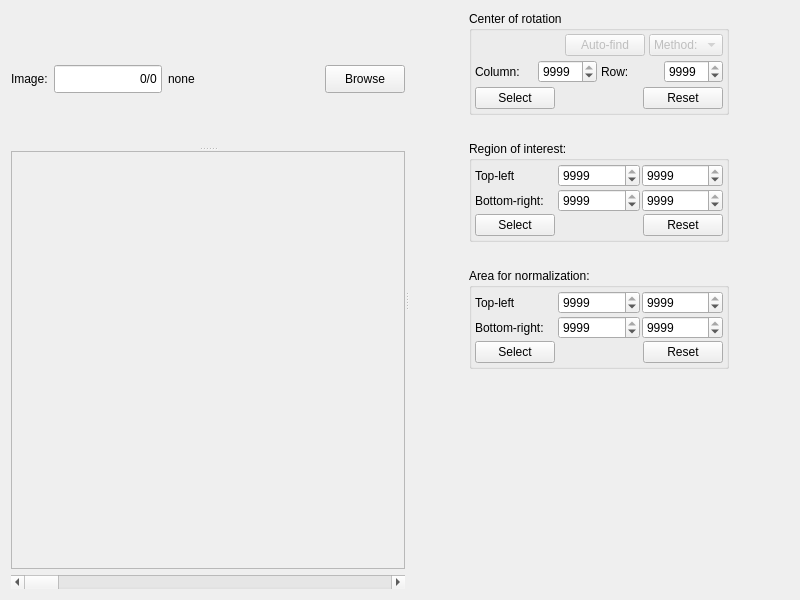
Old version of the form Code/Mantid/MantidQt/CustomInterfaces/inc/MantidQtCustomInterfaces/Tomography/ImageSelectCoRAndRegions.ui in the repository mantidproject/mantid.
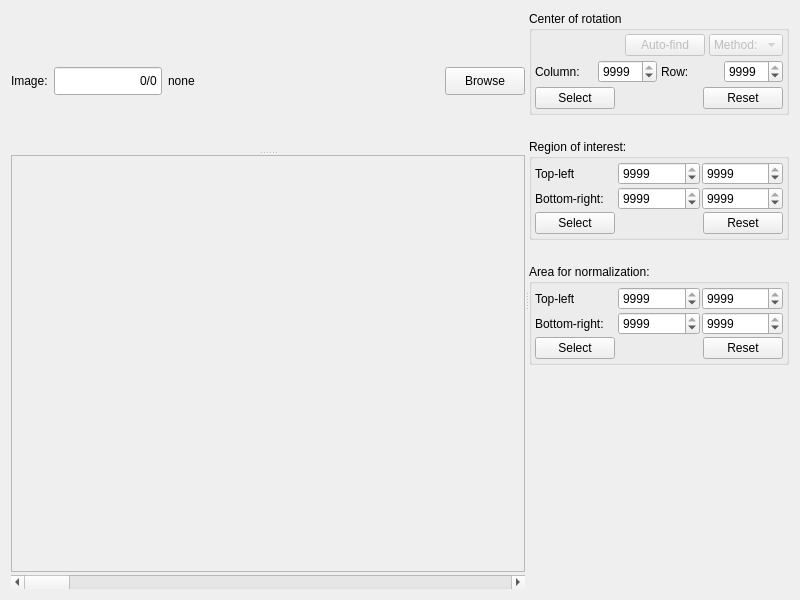
New version of the form.

Commit message: ui adjustments - sizes etc, re #13140

```diff
--- a/Code/Mantid/MantidQt/CustomInterfaces/inc/MantidQtCustomInterfaces/Tomography/ImageSelectCoRAndRegions.ui
+++ b/Code/Mantid/MantidQt/CustomInterfaces/inc/MantidQtCustomInterfaces/Tomography/ImageSelectCoRAndRegions.ui
@@ -19,22 +19,34 @@
   <property name="windowTitle">
    <string>Form</string>
   </property>
-  <layout class="QGridLayout" name="gridLayout_5">
+  <layout class="QGridLayout" name="gridLayout_8">
    <item row="0" column="0">
     <widget class="QSplitter" name="splitter_main_horiz">
+     <property name="sizePolicy">
+      <sizepolicy hsizetype="Preferred" vsizetype="Preferred">
+       <horstretch>1</horstretch>
+       <verstretch>1</verstretch>
+      </sizepolicy>
+     </property>
      <property name="orientation">
       <enum>Qt::Horizontal</enum>
      </property>
      <widget class="QSplitter" name="splitter_img_vertical">
+      <property name="sizePolicy">
+       <sizepolicy hsizetype="Preferred" vsizetype="Expanding">
+        <horstretch>2</horstretch>
+        <verstretch>0</verstretch>
+       </sizepolicy>
+      </property>
       <property name="orientation">
        <enum>Qt::Vertical</enum>
       </property>
       <widget class="QWidget" name="layoutWidget">
-       <layout class="QHBoxLayout" name="horizontalLayout_4">
+       <layout class="QGridLayout" name="gridLayout_5">
         <property name="sizeConstraint">
-         <enum>QLayout::SetDefaultConstraint</enum>
+         <enum>QLayout::SetMinimumSize</enum>
         </property>
-        <item>
+        <item row="0" column="0">
          <widget class="QLabel" name="label_img_seq">
           <property name="sizePolicy">
            <sizepolicy hsizetype="Preferred" vsizetype="Fixed">
@@ -48,12 +60,18 @@
             <height>28</height>
            </size>
           </property>
+          <property name="maximumSize">
+           <size>
+            <width>16777215</width>
+            <height>28</height>
+           </size>
+          </property>
           <property name="text">
            <string>Image:</string>
           </property>
          </widget>
         </item>
-        <item>
+        <item row="0" column="1">
          <widget class="QLineEdit" name="lineEdit_img_seq">
           <property name="sizePolicy">
            <sizepolicy hsizetype="Fixed" vsizetype="Fixed">
@@ -67,6 +85,12 @@
             <height>28</height>
            </size>
           </property>
+          <property name="maximumSize">
+           <size>
+            <width>16777215</width>
+            <height>28</height>
+           </size>
+          </property>
           <property name="text">
            <string>0/0</string>
           </property>
@@ -78,7 +102,7 @@
           </property>
          </widget>
         </item>
-        <item>
+        <item row="0" column="2">
          <widget class="QLabel" name="label_img_name">
           <property name="sizePolicy">
            <sizepolicy hsizetype="Preferred" vsizetype="Fixed">
@@ -92,12 +116,18 @@
             <height>28</height>
            </size>
           </property>
+          <property name="maximumSize">
+           <size>
+            <width>16777215</width>
+            <height>28</height>
+           </size>
+          </property>
           <property name="text">
            <string>none</string>
           </property>
          </widget>
         </item>
-        <item>
+        <item row="0" column="3">
          <widget class="QPushButton" name="pushButton_browse_img">
           <property name="sizePolicy">
            <sizepolicy hsizetype="Minimum" vsizetype="Fixed">
@@ -111,6 +141,12 @@
             <height>28</height>
            </size>
           </property>
+          <property name="maximumSize">
+           <size>
+            <width>16777215</width>
+            <height>28</height>
+           </size>
+          </property>
           <property name="text">
            <string>Browse</string>
           </property>
@@ -119,14 +155,17 @@
        </layout>
       </widget>
       <widget class="QWidget" name="layoutWidget">
-       <layout class="QVBoxLayout" name="verticalLayout_2">
+       <layout class="QGridLayout" name="gridLayout_7" rowstretch="0,1">
         <property name="sizeConstraint">
          <enum>QLayout::SetMaximumSize</enum>
         </property>
-        <item>
+        <property name="spacing">
+         <number>3</number>
+        </property>
+        <item row="0" column="0">
          <widget class="QScrollArea" name="scrollArea">
           <property name="sizePolicy">
-           <sizepolicy hsizetype="Expanding" vsizetype="Expanding">
+           <sizepolicy hsizetype="Preferred" vsizetype="Preferred">
             <horstretch>2</horstretch>
             <verstretch>2</verstretch>
            </sizepolicy>
@@ -139,23 +178,29 @@
             <rect>
              <x>0</x>
              <y>0</y>
-             <width>454</width>
-             <height>520</height>
+             <width>510</width>
+             <height>402</height>
             </rect>
            </property>
            <property name="sizePolicy">
-            <sizepolicy hsizetype="Expanding" vsizetype="Expanding">
+            <sizepolicy hsizetype="Preferred" vsizetype="Preferred">
              <horstretch>2</horstretch>
              <verstretch>2</verstretch>
             </sizepolicy>
            </property>
-           <layout class="QGridLayout" name="gridLayout">
+           <layout class="QGridLayout" name="gridLayout" rowstretch="0" columnstretch="0">
+            <property name="margin">
+             <number>0</number>
+            </property>
+            <property name="spacing">
+             <number>1</number>
+            </property>
             <item row="0" column="0">
              <widget class="QLabel" name="label_img">
               <property name="sizePolicy">
-               <sizepolicy hsizetype="Expanding" vsizetype="Expanding">
-                <horstretch>3</horstretch>
-                <verstretch>3</verstretch>
+               <sizepolicy hsizetype="Preferred" vsizetype="Preferred">
+                <horstretch>2</horstretch>
+                <verstretch>2</verstretch>
                </sizepolicy>
               </property>
               <property name="text">
@@ -167,7 +212,7 @@
           </widget>
          </widget>
         </item>
-        <item>
+        <item row="1" column="0">
          <widget class="QScrollBar" name="horizontalScrollBar_img_stack">
           <property name="sizePolicy">
            <sizepolicy hsizetype="Expanding" vsizetype="Fixed">
@@ -184,10 +229,13 @@
       </widget>
      </widget>
      <widget class="QWidget" name="layoutWidget_2">
-      <layout class="QGridLayout" name="gridLayout_6">
+      <layout class="QGridLayout" name="gridLayout_6" columnminimumwidth="0">
        <property name="sizeConstraint">
         <enum>QLayout::SetDefaultConstraint</enum>
        </property>
+       <property name="spacing">
+        <number>4</number>
+       </property>
        <item row="0" column="0">
         <widget class="QGroupBox" name="groupBox_cor">
          <property name="sizePolicy">
```
Left out of the diff: 5 changed lines with no effect on the pictures.
